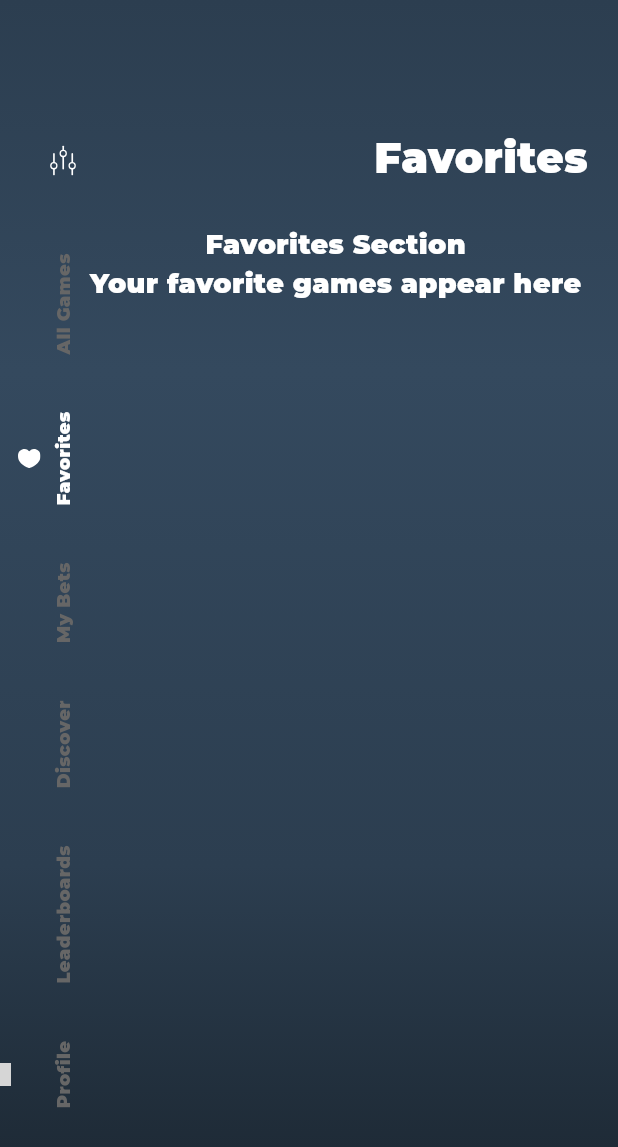
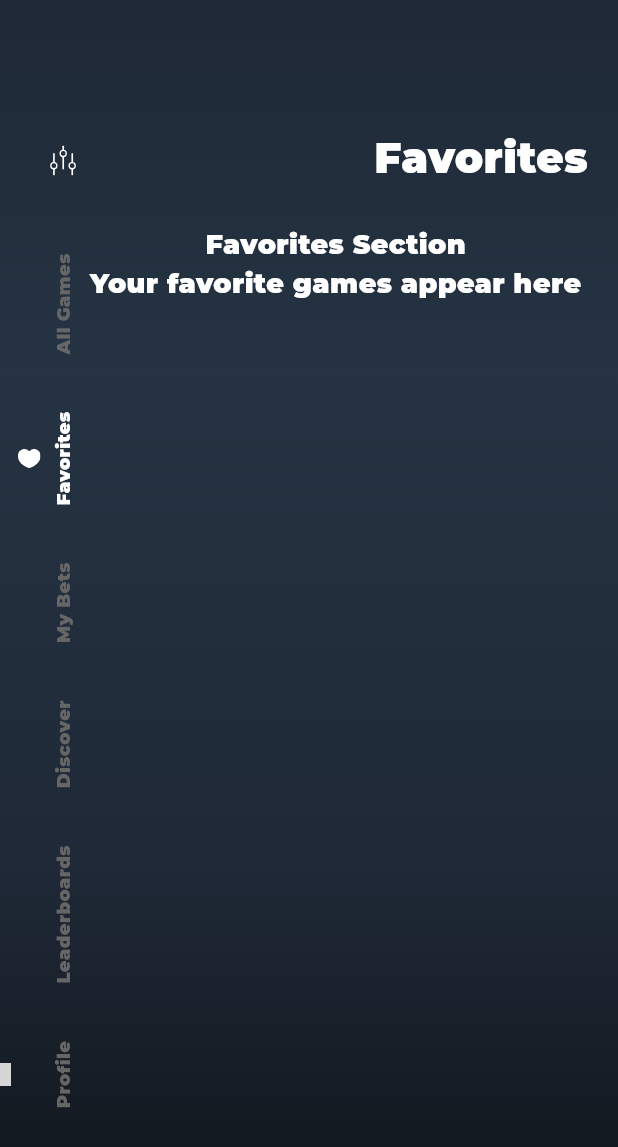
Before and after one commit to akhilparakka/bitbet-ui, a Flutter app: the HomePage screen opened by its route, after a tap on "Favorites", on a phone screen of 412 x 824 dp. Shown: the top 1147 px of the screen. Run offline on Flutter 3.47's test engine with Material 3 defaults, Android fonts, the phone set to English and light mode, and no system bars; our stand-ins replace flutter_dotenv, flutter_riverpod, flutter_svg, shared_preferences; missing offline and left inert: web3auth_flutter; accounts and stored records are empty; network calls fail; project files that could hold a hidden picture were left out; grey boxes are pictures that could not be loaded.

Commit message:
Update color scheme and UI improvements
The changes include darkening the color scheme across the app, refining
component styling, and enhancing visual hierarchy through improved
gradients and borders.

```diff
--- a/lib/ui/home/home.dart
+++ b/lib/ui/home/home.dart
@@ -77,10 +77,10 @@ class HomePageState extends State<HomePage> with TickerProviderStateMixin {
             begin: Alignment.topCenter,
             end: Alignment.bottomCenter,
             colors: [
-              Color(0xFF2C3E50), // Dark blue-gray
-              Color(0xFF34495E), // Slightly lighter
-              Color(0xFF2C3E50), // Back to dark
-              Color(0xFF1A252F), // Very dark at bottom
+              Color(0xFF1F2937), // Darker blue-gray
+              Color(0xFF253342), // Darker lighter
+              Color(0xFF1F2937), // Back to dark
+              Color(0xFF0F1419), // Even darker at bottom
             ],
             stops: [0.0, 0.3, 0.7, 1.0],
           ),
--- a/lib/ui/home/nav_sections/all_games_section.dart
+++ b/lib/ui/home/nav_sections/all_games_section.dart
@@ -242,12 +242,16 @@ class _AllGamesSectionState extends State<AllGamesSection> {
                       width: 50,
                       height: 50,
                       decoration: BoxDecoration(
-                        color: Colors.grey[800],
+                        color: const Color(0xFF2C3E50).withOpacity(0.7),
                         borderRadius: BorderRadius.circular(8),
+                        border: Border.all(
+                          color: const Color(0xFF34495E).withOpacity(0.3),
+                          width: 1,
+                        ),
                       ),
                       child: Icon(
                         Icons.sports_soccer,
-                        color: Colors.grey[600],
+                        color: Colors.white.withOpacity(0.8),
                         size: 20,
                       ),
                     ),
@@ -504,8 +508,12 @@ class _AllGamesSectionState extends State<AllGamesSection> {
     return Container(
       padding: const EdgeInsets.symmetric(horizontal: 4, vertical: 2),
       decoration: BoxDecoration(
-        color: Colors.grey[800],
+        color: const Color(0xFF34495E).withOpacity(0.8),
         borderRadius: BorderRadius.circular(4),
+        border: Border.all(
+          color: const Color(0xFF2C3E50).withOpacity(0.3),
+          width: 1,
+        ),
       ),
       child: Text(
         odds,
@@ -529,10 +537,14 @@ class _AllGamesSectionState extends State<AllGamesSection> {
             width: 140,
             height: 140,
             decoration: BoxDecoration(
-              color: Colors.grey[800],
+              color: const Color(0xFF2C3E50).withOpacity(0.6),
               borderRadius: BorderRadius.circular(8),
+              border: Border.all(
+                color: const Color(0xFF34495E).withOpacity(0.4),
+                width: 1,
+              ),
             ),
-            child: Icon(Icons.sports, color: Colors.grey[600], size: 40),
+            child: Icon(Icons.sports, color: Colors.white.withOpacity(0.7), size: 40),
           ),
           const SizedBox(height: 8),
           Text(
@@ -627,10 +639,14 @@ class _AllGamesSectionState extends State<AllGamesSection> {
           width: 100,
           height: 100,
           decoration: BoxDecoration(
-            color: Colors.grey[800],
+            color: const Color(0xFF2C3E50).withOpacity(0.7),
             shape: BoxShape.circle,
+            border: Border.all(
+              color: const Color(0xFF34495E).withOpacity(0.4),
+              width: 2,
+            ),
           ),
-          child: Icon(Icons.sports, color: Colors.grey[600], size: 40),
+          child: Icon(Icons.sports, color: Colors.white.withOpacity(0.8), size: 40),
         ),
         const SizedBox(height: 12),
         Text(
@@ -656,10 +672,18 @@ class _AllGamesSectionState extends State<AllGamesSection> {
           width: 100,
           height: 100,
           decoration: BoxDecoration(
-            color: Colors.grey[800],
+            color: const Color(0xFF2C3E50).withOpacity(0.6),
             shape: BoxShape.circle,
+            border: Border.all(
+              color: const Color(0xFF34495E).withOpacity(0.3),
+              width: 2,
+            ),
             gradient: LinearGradient(
-              colors: [Colors.grey[700]!, Colors.grey[800]!, Colors.grey[700]!],
+              colors: [
+                const Color(0xFF2C3E50).withOpacity(0.5),
+                const Color(0xFF34495E).withOpacity(0.7),
+                const Color(0xFF2C3E50).withOpacity(0.5),
+              ],
               begin: Alignment.centerLeft,
               end: Alignment.centerRight,
             ),
@@ -670,10 +694,14 @@ class _AllGamesSectionState extends State<AllGamesSection> {
           height: 16,
           width: 65,
           decoration: BoxDecoration(
-            color: Colors.grey[800],
+            color: const Color(0xFF34495E).withOpacity(0.6),
             borderRadius: BorderRadius.circular(4),
             gradient: LinearGradient(
-              colors: [Colors.grey[700]!, Colors.grey[800]!, Colors.grey[700]!],
+              colors: [
+                const Color(0xFF2C3E50).withOpacity(0.5),
+                const Color(0xFF34495E).withOpacity(0.7),
+                const Color(0xFF2C3E50).withOpacity(0.5),
+              ],
               begin: Alignment.centerLeft,
               end: Alignment.centerRight,
             ),
```
Also changed, not shown: lib/ui/home/game_details/game_details_page.dart (+195 -186 lines), lib/ui/login/login_page.dart (+5 -2 lines), lib/ui/splash/splash_page.dart (+4 -4 lines).
